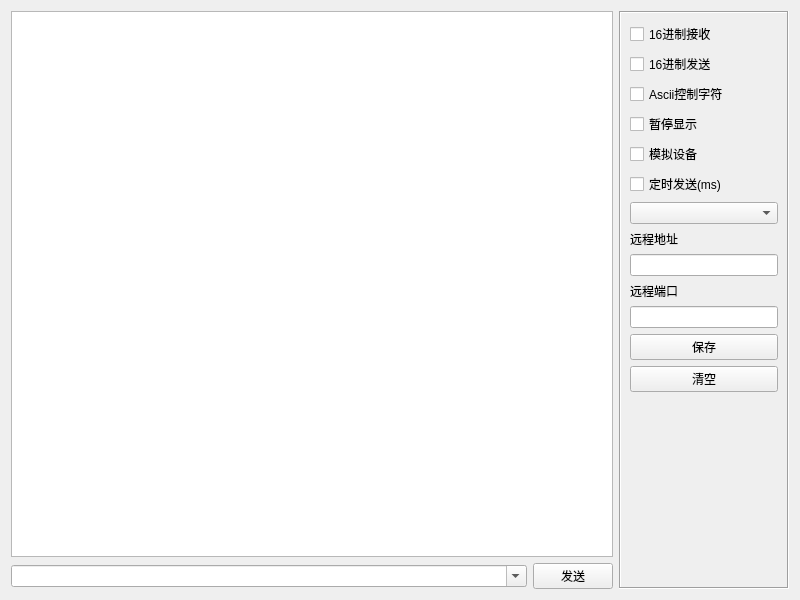
The window that form/frmudpclient.ui (lianpeiliang/net_tran_helper) describes before a commit, drawn with Qt 5.
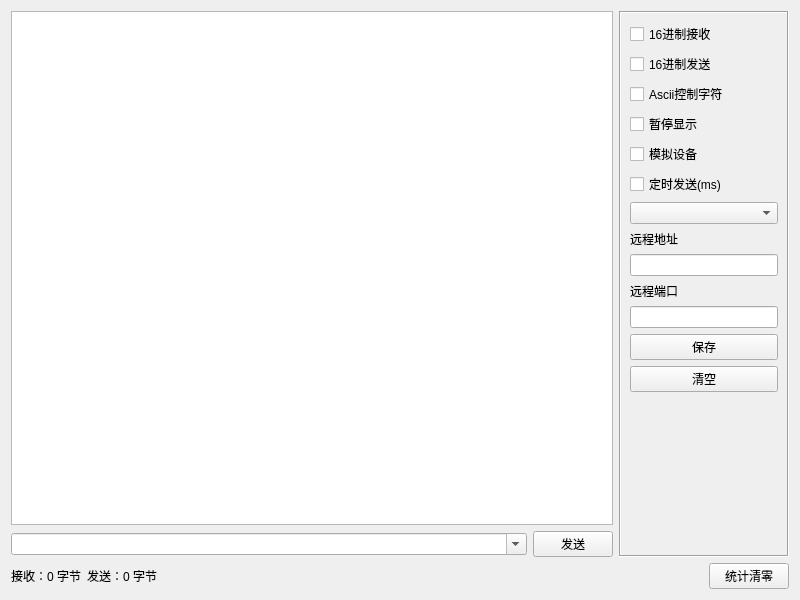
The same window after the commit.

Commit message: 添加报文字节记录

The edit to the form file:
```diff
--- a/form/frmudpclient.ui
+++ b/form/frmudpclient.ui
@@ -187,6 +187,44 @@
      </layout>
     </widget>
    </item>
+   <item row="2" column="0" colspan="2">
+    <layout class="QHBoxLayout" name="byteCountLayout">
+     <item>
+      <widget class="QLabel" name="labReceivedBytes">
+       <property name="text">
+        <string>接收：0 字节</string>
+       </property>
+      </widget>
+     </item>
+     <item>
+      <widget class="QLabel" name="labSentBytes">
+       <property name="text">
+        <string>发送：0 字节</string>
+       </property>
+      </widget>
+     </item>
+     <item>
+      <spacer name="byteCountSpacer">
+       <property name="orientation">
+        <enum>Qt::Horizontal</enum>
+       </property>
+       <property name="sizeHint" stdset="0">
+        <size>
+         <width>40</width>
+         <height>20</height>
+        </size>
+       </property>
+      </spacer>
+     </item>
+     <item>
+      <widget class="QPushButton" name="btnResetCounts">
+       <property name="text">
+        <string>统计清零</string>
+       </property>
+      </widget>
+     </item>
+    </layout>
+   </item>
   </layout>
  </widget>
  <resources/>
```
The commit also changes 6 other files.
